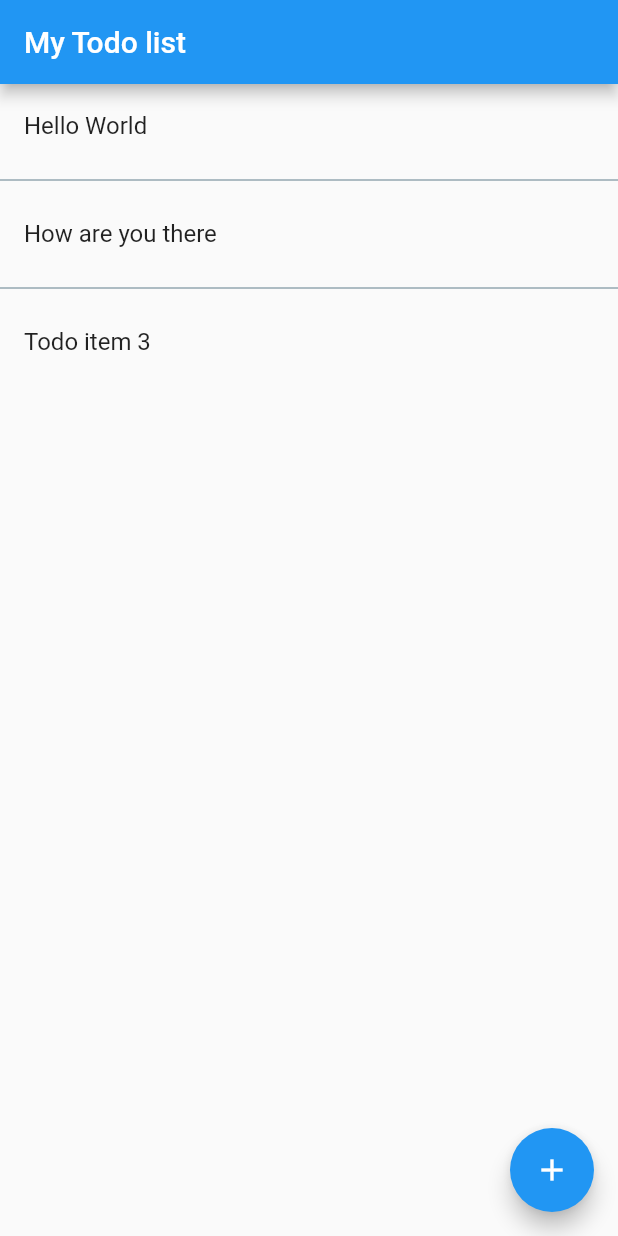
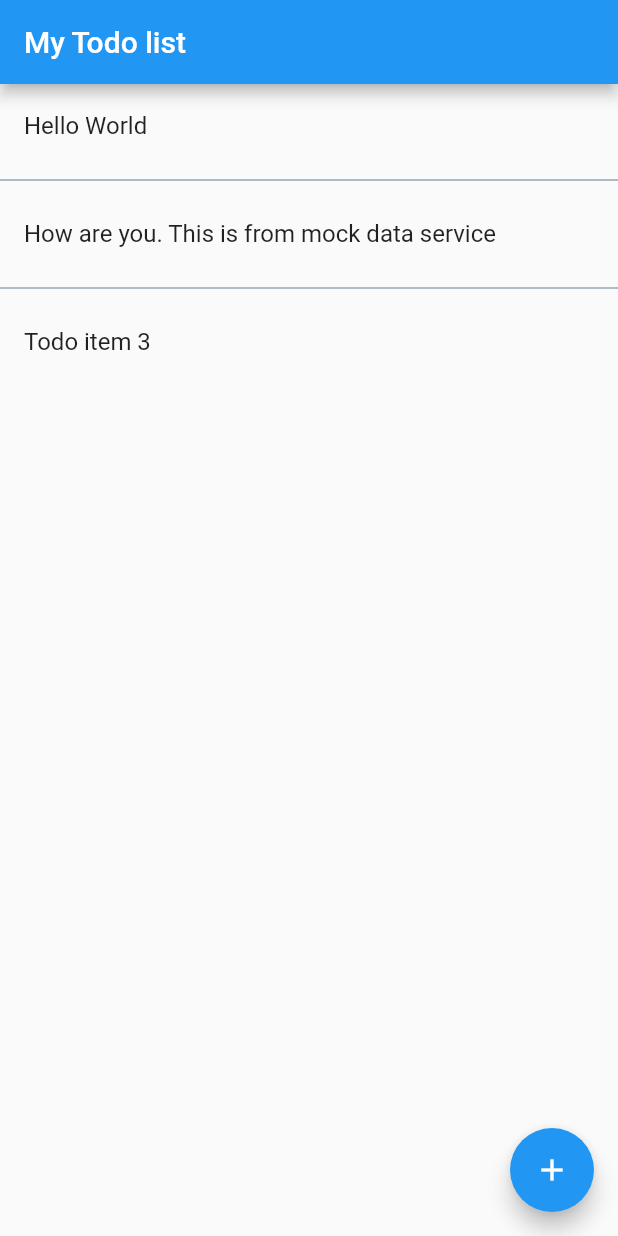
Before and after one commit to jumail-utm/mvvm_todolist, a Flutter app: the screen it shows after launch, after a tap on the "add" icon, on a phone screen of 412 x 824 dp. Run offline on Flutter 3.47's test engine with Material 2 defaults, Android fonts, the phone set to English and light mode, and no system bars.

Commit message:
Add data accessed by service but in widget

```diff
--- a/lib/screens/todolist_screen.dart
+++ b/lib/screens/todolist_screen.dart
@@ -1,6 +1,7 @@
 import 'package:flutter/material.dart';
 
 import '../models/todo.dart';
+import '../services/todolist/todolist_service_mock.dart';
 
 class MyHomePage extends StatefulWidget {
   @override
@@ -8,15 +9,29 @@ class MyHomePage extends StatefulWidget {
 }
 
 class _MyHomePageState extends State<MyHomePage> {
-  final _todoList = <Todo>[
-    Todo(title: 'Hello World', id: 1),
-    Todo(title: 'How are you there', id: 2)
-  ];
+  final TodolistServiceMock service = TodolistServiceMock();
+  List<Todo> _todoList;
+  Future<List<Todo>> _todoListFuture;
+
+  @override
+  void initState() {
+    super.initState();
+    _todoListFuture = service.getTodolist();
+  }
 
   @override
   Widget build(BuildContext context) {
     return SafeArea(
-      child: Scaffold(
+      child: FutureBuilder<List<Todo>>(
+          future: _todoListFuture,
+          builder: (context, snapshot) {
+            if (!(snapshot.hasData)) {
+              return CircularProgressIndicator();
+            }
+
+            _todoList = snapshot.data;
+
+            return Scaffold(
               appBar: AppBar(
                 title: Text('My Todo list'),
               ),
@@ -30,12 +45,18 @@ class _MyHomePageState extends State<MyHomePage> {
                 ),
               )),
               floatingActionButton: FloatingActionButton(
-          onPressed: () => setState(() => _todoList.add(Todo(
-              title: 'Todo item ${_todoList.length + 1}',
-              id: _todoList.length + 1))),
+                onPressed: () => _onButtonPressed(),
                 child: Icon(Icons.add),
               ),
-      ),
+            );
+          }),
     );
   }
+
+  void _onButtonPressed() async {
+    final todo = await service
+        .addTodoItem(Todo(title: 'Todo item ${_todoList.length + 1}'));
+    _todoList.add(todo);
+    setState(() {});
   }
+}
--- /dev/null
+++ b/lib/services/todolist/todolist_service_mock.dart
@@ -0,0 +1,22 @@
+import '../../models/todo.dart';
+
+class TodolistServiceMock {
+  final _data = [
+    Todo(title: 'Hello World'),
+    Todo(title: 'How are you. This is from mock data service')
+  ];
+
+  Future<List<Todo>> getTodolist() async {
+    return [..._data];
+  }
+
+  Future<Todo> addTodoItem(Todo todo) async {
+    todo.id = '#${_data.length + 1}';
+    _data.add(todo);
+    return todo;
+  }
+
+  Future<Todo> getTodoItem(String id) async {
+    return _data.firstWhere((todo) => todo.id == id);
+  }
+}
```
Lines whose indentation alone changed are shown as unchanged.
